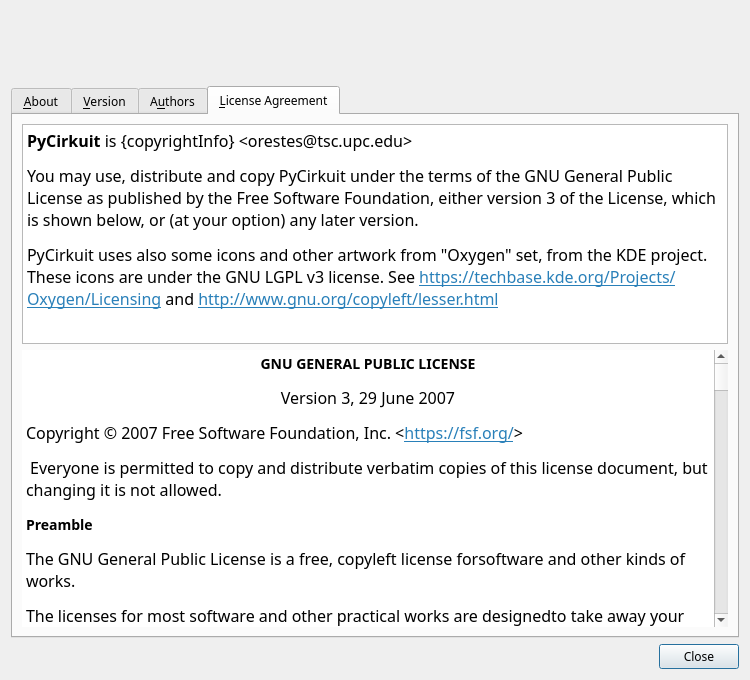
Qt form pycirkuit/ui/aboutdialog.ui (orestesmas/pycirkuit) before a commit.
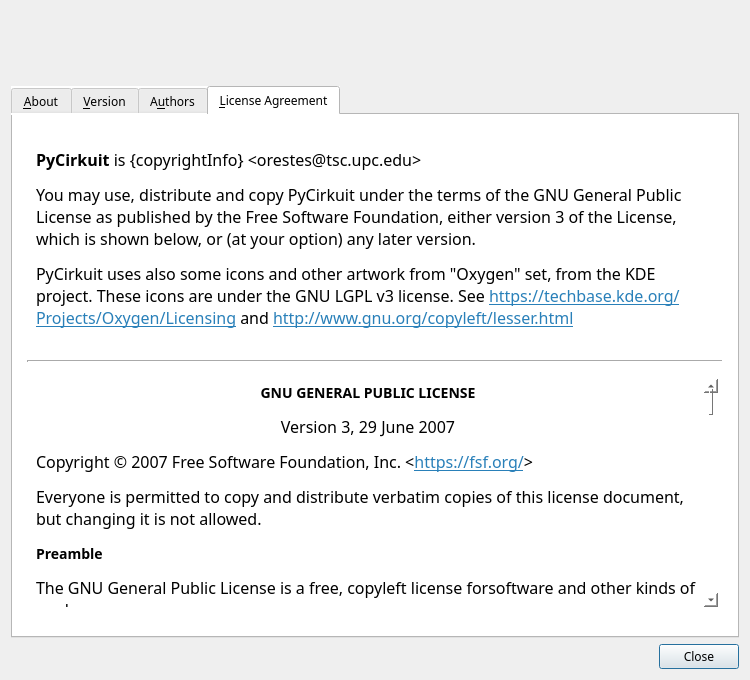
The same form after that commit. The open tabs and pages were chosen to show the change. Icons and pictures are not drawn.

What changed in the file:
```diff
--- a/pycirkuit/ui/aboutdialog.ui
+++ b/pycirkuit/ui/aboutdialog.ui
@@ -103,9 +103,17 @@
        <verstretch>5</verstretch>
       </sizepolicy>
      </property>
+     <property name="font">
+      <font>
+       <family>Sans Serif</family>
+      </font>
+     </property>
      <property name="autoFillBackground">
       <bool>false</bool>
      </property>
+     <property name="styleSheet">
+      <string notr="true">padding-left:5; padding-top:10; padding-bottom:10; padding-right:5; background-color: rgb(255, 255, 255);</string>
+     </property>
      <property name="tabShape">
       <enum>QTabWidget::Rounded</enum>
      </property>
@@ -193,6 +201,20 @@
            <height>220</height>
           </size>
          </property>
+         <property name="font">
+          <font>
+           <family>Sans Serif</family>
+          </font>
+         </property>
+         <property name="autoFillBackground">
+          <bool>false</bool>
+         </property>
+         <property name="styleSheet">
+          <string notr="true">padding-left:5; padding-top:10; padding-bottom:10; padding-right:5; background-color: rgb(255, 255, 255);</string>
+         </property>
+         <property name="frameShape">
+          <enum>QFrame::NoFrame</enum>
+         </property>
          <property name="horizontalScrollBarPolicy">
           <enum>Qt::ScrollBarAlwaysOff</enum>
          </property>
@@ -205,12 +227,36 @@
 &lt;p style=&quot; margin-top:12px; margin-bottom:12px; margin-left:0px; margin-right:0px; -qt-block-indent:0; text-indent:0px;&quot;&gt;You may use, distribute and copy PyCirkuit under the terms of the GNU General Public License as published by the Free Software Foundation, either version 3 of the License, which is shown below, or (at your option) any later version.&lt;/p&gt;
 &lt;p style=&quot; margin-top:12px; margin-bottom:12px; margin-left:0px; margin-right:0px; -qt-block-indent:0; text-indent:0px;&quot;&gt;PyCirkuit uses also some icons and other artwork from &amp;quot;Oxygen&amp;quot; set, from the KDE project. These icons are under the GNU LGPL v3 license. See &lt;a href=&quot;https://techbase.kde.org/Projects/Oxygen/Licensing&quot;&gt;&lt;span style=&quot; text-decoration: underline; color:#2980b9;&quot;&gt;https://techbase.kde.org/Projects/Oxygen/Licensing&lt;/span&gt;&lt;/a&gt; and &lt;a href=&quot;http://www.gnu.org/copyleft/lesser.html&quot;&gt;&lt;span style=&quot; text-decoration: underline; color:#2980b9;&quot;&gt;http://www.gnu.org/copyleft/lesser.html&lt;/span&gt;&lt;/a&gt;&lt;/p&gt;&lt;/body&gt;&lt;/html&gt;</string>
          </property>
+         <property name="openExternalLinks">
+          <bool>true</bool>
+         </property>
+        </widget>
+       </item>
+       <item>
+        <widget class="Line" name="line">
+         <property name="minimumSize">
+          <size>
+           <width>0</width>
+           <height>1</height>
+          </size>
+         </property>
+         <property name="lineWidth">
+          <number>2</number>
+         </property>
+         <property name="orientation">
+          <enum>Qt::Horizontal</enum>
+         </property>
         </widget>
        </item>
        <item>
         <widget class="QTextBrowser" name="textGPL">
+         <property name="font">
+          <font>
+           <family>Sans Serif</family>
+          </font>
+         </property>
          <property name="styleSheet">
-          <string notr="true"/>
+          <string notr="true">padding-left:5; padding-top:10; padding-bottom:10; padding-right:5; background-color: rgb(255, 255, 255);</string>
          </property>
          <property name="frameShape">
           <enum>QFrame::NoFrame</enum>
@@ -232,7 +278,7 @@
 &lt;p align=&quot;center&quot; style=&quot; margin-top:14px; margin-bottom:12px; margin-left:0px; margin-right:0px; -qt-block-indent:0; text-indent:0px;&quot;&gt;&lt;span style=&quot; font-family:'Noto Sans'; font-size:large; font-weight:600;&quot;&gt;GNU GENERAL PUBLIC LICENSE&lt;/span&gt;&lt;/p&gt;
 &lt;p align=&quot;center&quot; style=&quot; margin-top:12px; margin-bottom:12px; margin-left:0px; margin-right:0px; -qt-block-indent:0; text-indent:0px;&quot;&gt;&lt;span style=&quot; font-family:'Noto Sans';&quot;&gt;Version 3, 29 June 2007&lt;/span&gt;&lt;/p&gt;
 &lt;p style=&quot; margin-top:12px; margin-bottom:12px; margin-left:0px; margin-right:0px; -qt-block-indent:0; text-indent:0px;&quot;&gt;&lt;span style=&quot; font-family:'Noto Sans';&quot;&gt;Copyright © 2007 Free Software Foundation, Inc. &amp;lt;&lt;/span&gt;&lt;a href=&quot;https://fsf.org/&quot;&gt;&lt;span style=&quot; font-family:'Noto Sans'; text-decoration: underline; color:#2980b9;&quot;&gt;https://fsf.org/&lt;/span&gt;&lt;/a&gt;&lt;span style=&quot; font-family:'Noto Sans';&quot;&gt;&amp;gt;&lt;/span&gt;&lt;/p&gt;
-&lt;p style=&quot; margin-top:12px; margin-bottom:12px; margin-left:0px; margin-right:0px; -qt-block-indent:0; text-indent:0px;&quot;&gt;&lt;span style=&quot; font-family:'Noto Sans';&quot;&gt; Everyone is permitted to copy and distribute verbatim copies of this license document, but changing it is not allowed.&lt;/span&gt;&lt;/p&gt;
+&lt;p style=&quot; margin-top:12px; margin-bottom:12px; margin-left:0px; margin-right:0px; -qt-block-indent:0; text-indent:0px;&quot;&gt;&lt;span style=&quot; font-family:'Noto Sans';&quot;&gt;Everyone is permitted to copy and distribute verbatim copies of this license document, but changing it is not allowed.&lt;/span&gt;&lt;/p&gt;
 &lt;p style=&quot; margin-top:14px; margin-bottom:12px; margin-left:0px; margin-right:0px; -qt-block-indent:0; text-indent:0px;&quot;&gt;&lt;a name=&quot;preamble&quot;&gt;&lt;/a&gt;&lt;span style=&quot; font-family:'Noto Sans'; font-size:large; font-weight:600;&quot;&gt;P&lt;/span&gt;&lt;span style=&quot; font-family:'Noto Sans'; font-size:large; font-weight:600;&quot;&gt;reamble&lt;/span&gt;&lt;/p&gt;
 &lt;p style=&quot; margin-top:12px; margin-bottom:12px; margin-left:0px; margin-right:0px; -qt-block-indent:0; text-indent:0px;&quot;&gt;&lt;span style=&quot; font-family:'Noto Sans';&quot;&gt;The GNU General Public License is a free, copyleft license forsoftware and other kinds of works.&lt;/span&gt;&lt;/p&gt;
 &lt;p style=&quot; margin-top:12px; margin-bottom:12px; margin-left:0px; margin-right:0px; -qt-block-indent:0; text-indent:0px;&quot;&gt;&lt;span style=&quot; font-family:'Noto Sans';&quot;&gt;The licenses for most software and other practical works are designedto take away your freedom to share and change the works.  By contrast,the GNU General Public License is intended to guarantee your freedom toshare and change all versions of a program--to make sure it remains freesoftware for all its users.  We, the Free Software Foundation, use theGNU General Public License for most of our software; it applies also toany other work released this way by its authors.  You can apply it toyour programs, too.&lt;/span&gt;&lt;/p&gt;
```
Left out of the diff: 35 changed lines with no effect on the pictures.
